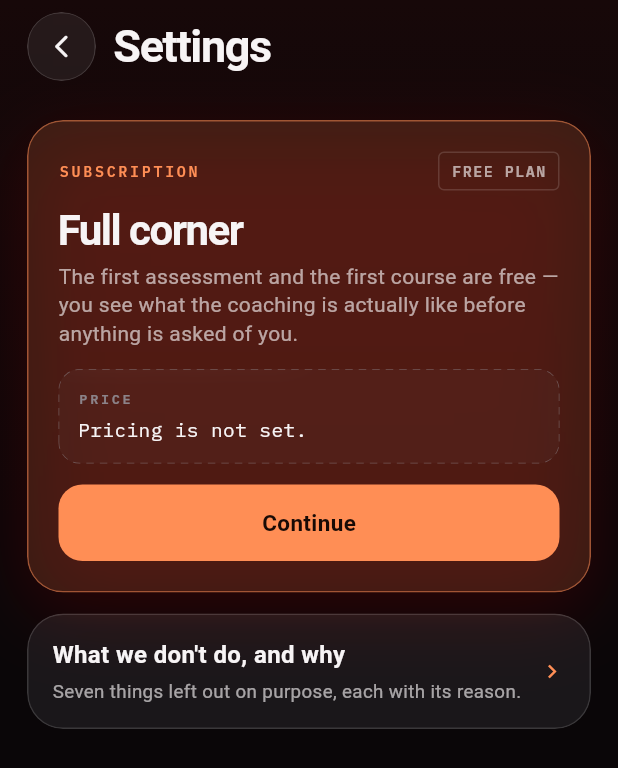
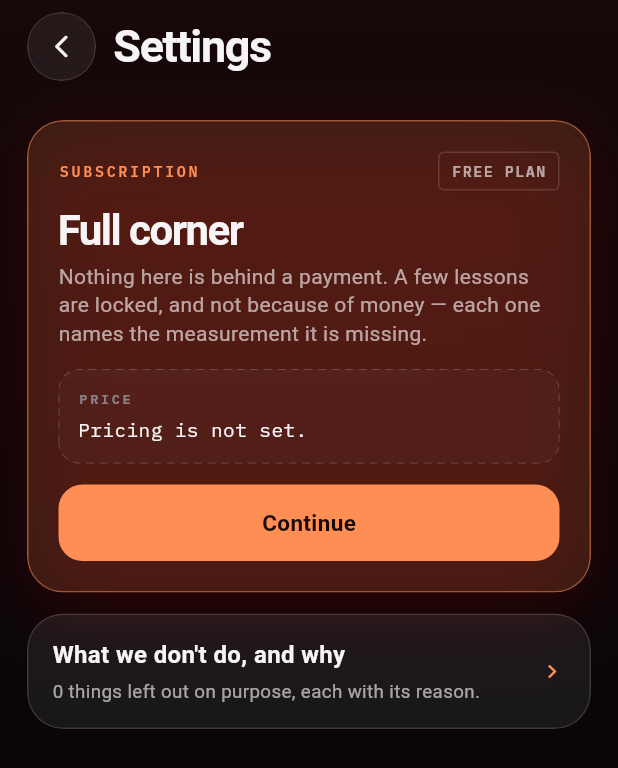
Before and after one commit to kocakkmustafa/jablab, a Flutter app: the SettingsPage screen opened directly with empty values, on a phone screen of 412 x 824 dp. Shown: the top 768 px of the screen. Run offline on Flutter 3.47's test engine with Material 3 defaults, Android fonts, the phone set to English and light mode, and no system bars; our stand-ins replace google_fonts, permission_handler; missing offline and left inert: motion_camera, motion_core; Roboto replaces fonts that are missing (Familjen Grotesk).

Commit message:
J-151: ayarlar köşesinde iki kusur — bayat sayı ve var olmayan bir aşama
Sayfayı ilk kez bütünüyle çizdirdim (yalnız fiyat satırını denetlemiştim).

① 'Seven things left out on purpose' — GERÇEK SAYI 12. Elle yazılmış ve
  bayatlamış. J-107 aynı kusuru KARŞILAMA ekranında bulup türeterek
  çözmüştü; ayarlar köşesi o turda TARANMADI. Artık library.exclusions'tan
  türüyor + kapı (mutasyonla kırmızı, negatif ikiz eski sayıyı da tutuyor).

② 'The first ASSESSMENT and the first course are free — … before anything
  is ASKED of you.' İKİ kusur: 'assessment' sözcüğü TÜM DEPODA yalnız bu
  cümlede geçiyor (öyle bir aşama YOK — J-124'ün sınıfı) ve 'before
  anything is asked' gelecekte bir istek İMÂ ediyor, yani vaat — kapının
  kelime listesinde yok. Yeni metin yalnız BUGÜNÜ söylüyor: ödeme duvarı
  yok, kilitli dersler ödeme yüzünden değil ÖLÇÜM yüzünden kapalı.

Ve bir iddia DOĞRU çıktı: 'Debug build only' — isAvailable => kDebugMode.
Ölçtüm, varsaymadım.

app 229/229 · engine 113/113 · analyze temiz

```diff
--- a/lib/app/jablab_app.dart
+++ b/lib/app/jablab_app.dart
@@ -337,7 +337,10 @@ class _RootState extends State<_Root> {
     Navigator.of(context).push<void>(
       MaterialPageRoute<void>(
         builder: (_) =>
-            SettingsPage(onOpenWhyNot: () => _openWhyNot(context, lib)),
+            SettingsPage(
+              onOpenWhyNot: () => _openWhyNot(context, lib),
+              excludedCount: lib.exclusions.length,
+            ),
       ),
     );
   }
--- a/lib/app/settings_page.dart
+++ b/lib/app/settings_page.dart
@@ -18,9 +18,22 @@ import 'design_tokens.dart';
 /// bu da tam olarak o katmanın rezerve ettiği anlam ("ölçülmedi/bilinmiyor"),
 /// süs değil.
 class SettingsPage extends StatelessWidget {
-  const SettingsPage({super.key, required this.onOpenWhyNot});
+  const SettingsPage({
+    super.key,
+    required this.onOpenWhyNot,
+    required this.excludedCount,
+  });
 
   final VoidCallback onOpenWhyNot;
+
+  /// Kapsam-dışı madde sayısı — `library.exclusions`tan TÜREVİ (J-151).
+  ///
+  /// Elle yazılıydı ve **bayatlamıştı**: ekranda *"Seven things"* diyordu,
+  /// gerçek sayı **12**. J-107'de aynı kusur karşılama ekranında bulunup
+  /// türetilerek çözülmüştü; **ayarlar köşesi o turda taranmamıştı** —
+  /// kapsamın katman değil YÜZEY bazında dolaşılması gerektiğinin bir
+  /// örneği daha.
+  final int excludedCount;
 
   @override
   Widget build(BuildContext context) => Scaffold(
@@ -84,9 +97,20 @@ class SettingsPage extends StatelessWidget {
                           style: JText.pageTitle.copyWith(fontSize: 28, letterSpacing: -1)),
                       const SizedBox(height: 8),
                       Text(
-                        'The first assessment and the first course are free — you '
-                        'see what the coaching is actually like before anything is '
-                        'asked of you.',
+                        // J-151: eski metin *"The first **assessment** and the
+                        // first course are free — … before anything is **asked
+                        // of you**"* diyordu. İKİ kusur: ① `assessment`
+                        // sözcüğü TÜM DEPODA yalnız bu cümlede geçiyordu —
+                        // öyle bir aşama YOK (J-124'ün sınıfı) ② *"before
+                        // anything is asked"* gelecekte bir istek İMÂ ediyor,
+                        // yani vaat — ve kapının kelime listesinde yok
+                        // (`yet`/`soon`/`will` değil). Yeni metin yalnız
+                        // BUGÜNÜ söylüyor: ödeme duvarı yok, kilitli dersler
+                        // ödeme yüzünden değil ÖLÇÜM yüzünden kapalı ve her
+                        // biri sebebini yazıyor.
+                        'Nothing here is behind a payment. A few lessons are '
+                        'locked, and not because of money — each one names the '
+                        'measurement it is missing.',
                         style: JText.body.copyWith(fontSize: 14, color: JColors.ink2),
                       ),
                       const SizedBox(height: 14),
@@ -143,7 +167,9 @@ class SettingsPage extends StatelessWidget {
                               Text("What we don't do, and why",
                                   style: JText.body.copyWith(fontSize: 16, fontWeight: FontWeight.w600)),
                               const SizedBox(height: 4),
-                              Text('Seven things left out on purpose, each with its reason.',
+                              Text(
+                                  '$excludedCount things left out on purpose, '
+                                  'each with its reason.',
                                   style: JText.body.copyWith(fontSize: 12.5, color: JColors.ink2)),
                             ],
                           ),
```
Also changed, not shown: 1 other file.
